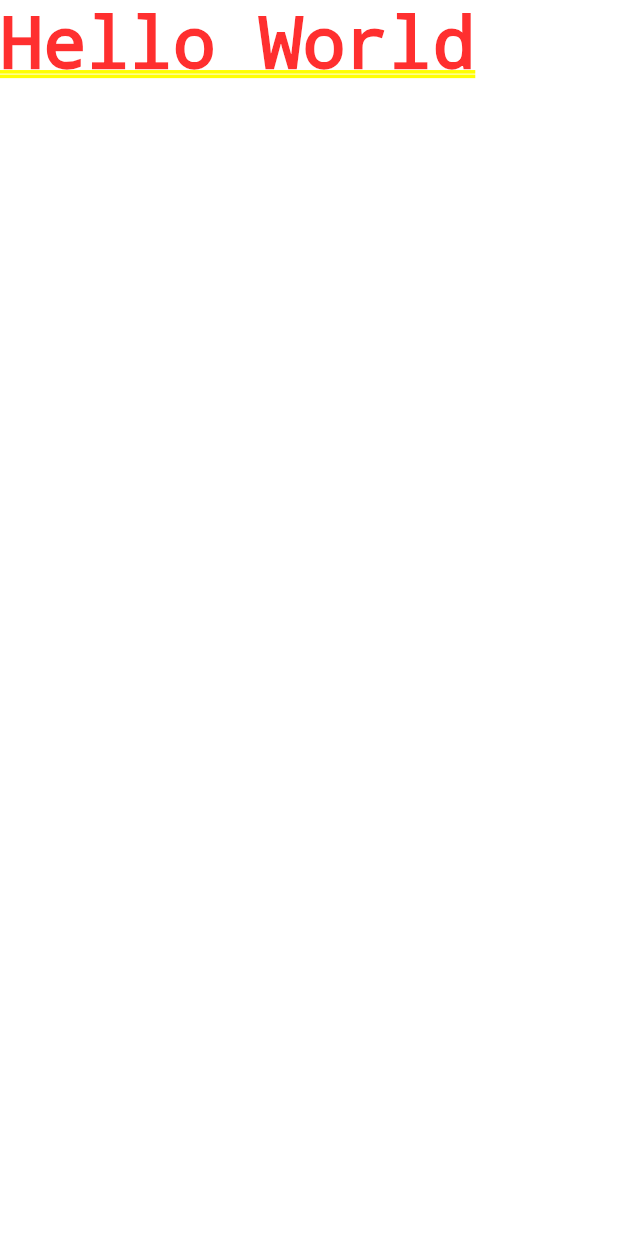
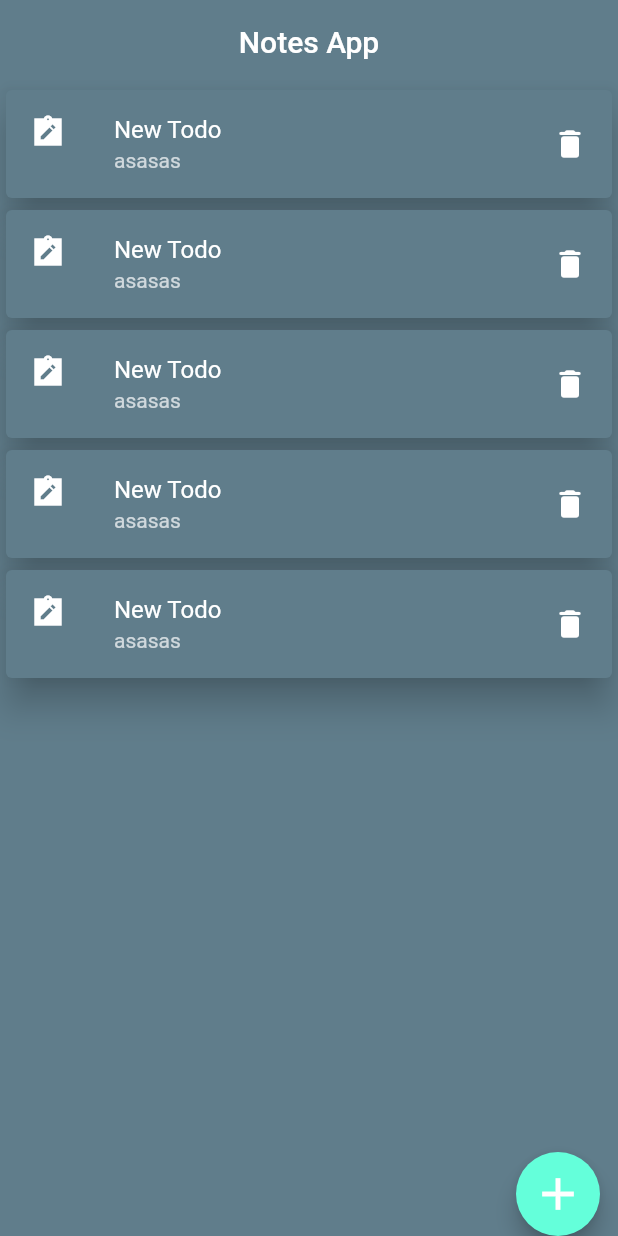
Before and after one commit to htrhan/todo_app_sqflite, a Flutter app: the screen it shows after launch, on a phone screen of 412 x 824 dp. Run offline on Flutter 3.47's test engine with Material 2 defaults, Android fonts, the phone set to English and light mode, and no system bars.

Commit message:
first commit

```diff
--- a/lib/main.dart
+++ b/lib/main.dart
@@ -1,4 +1,6 @@
 import 'package:flutter/material.dart';
+import 'package:flutter/services.dart';
+import 'package:todo_app_sqflite/view/notes_view.dart';
 
 void main() {
   runApp(const MyApp());
@@ -9,8 +11,16 @@ class MyApp extends StatelessWidget {
 
   @override
   Widget build(BuildContext context) {
-    return const MaterialApp(
-      home: Text("Hello World"),
+    return MaterialApp(
+      theme: ThemeData.dark().copyWith(
+        scaffoldBackgroundColor: Colors.blueGrey,
+        appBarTheme: const AppBarTheme(
+            color: Colors.transparent,
+            elevation: 0,
+            centerTitle: true,
+            systemOverlayStyle: SystemUiOverlayStyle.dark),
+      ),
+      home: const NotesView(),
     );
   }
 }
--- /dev/null
+++ b/lib/view/notes_view.dart
@@ -0,0 +1,41 @@
+import 'package:flutter/material.dart';
+
+class NotesView extends StatefulWidget {
+  const NotesView({Key? key}) : super(key: key);
+
+  @override
+  State<NotesView> createState() => _NotesViewState();
+}
+
+class _NotesViewState extends State<NotesView> {
+  @override
+  Widget build(BuildContext context) {
+    return Scaffold(
+      appBar: AppBar(
+        title: const Text("Notes App"),
+      ),
+      body: ListView.builder(
+        itemCount: 5,
+        itemBuilder: (c, i) => const Card(
+          color: Colors.blueGrey,
+          elevation: 10,
+          child: ListTile(
+            leading: Icon(Icons.note_alt_sharp),
+            title: Text("New Todo"),
+            subtitle: Text("asasas"),
+            trailing: Icon(Icons.delete_rounded),
+          ),
+        ),
+      ),
+      floatingActionButton: FloatingActionButton(
+        onPressed: () {},
+        child: const Icon(
+          Icons.add,
+          color: Colors.white,
+          size: 36,
+        ),
+      ),
+      floatingActionButtonLocation: FloatingActionButtonLocation.miniEndDocked,
+    );
+  }
+}
--- a/pubspec.yaml
+++ b/pubspec.yaml
@@ -34,6 +34,7 @@ dependencies:
   # The following adds the Cupertino Icons font to your application.
   # Use with the CupertinoIcons class for iOS style icons.
   cupertino_icons: ^1.0.2
+  sqflite: ^2.0.2
 
 dev_dependencies:
   flutter_test:
```
Also changed, not shown: lib/core/db_helper.dart (added), pubspec.lock.
